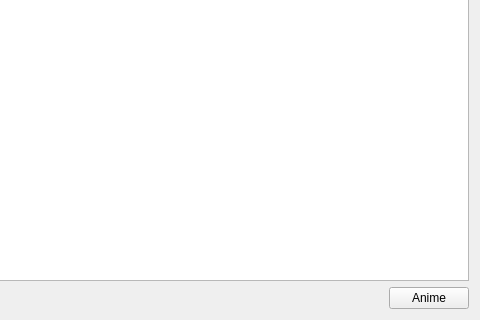
The window that MainWindow.ui (rugewit/puzzle) describes before a commit, drawn with Qt 5; both pictures show x 320 to 800 and y 280 to 600 of the 800 by 600 pixel window.
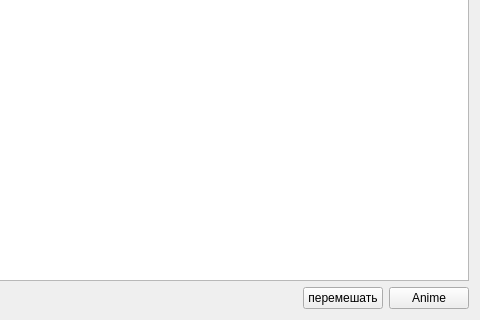
The same window after the commit.

Commit message: новое

The edit to the form file:
```diff
--- a/MainWindow.ui
+++ b/MainWindow.ui
@@ -44,6 +44,13 @@
        </property>
       </spacer>
      </item>
+     <item>
+      <widget class="QPushButton" name="shuffle_btn">
+       <property name="text">
+        <string>перемешать</string>
+       </property>
+      </widget>
+     </item>
      <item>
       <widget class="QPushButton" name="Anime_btn">
        <property name="text">
```
